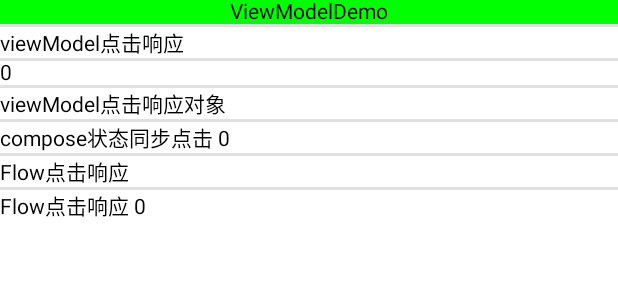
After one commit to monkeydone/ComposeSamples, an Android app built with Jetpack Compose: the @Preview function ViewModelDemo, on a phone screen of 412 x 824 dp. The commit adds this screen. Shown: the top 300 px of the screen. Run offline under Robolectric (Android 15) with nearby library versions, the phone set to English and light mode, and no system bars.

```diff
--- a/app/src/main/java/com/a/compose/RepoMenu.kt
+++ b/app/src/main/java/com/a/compose/RepoMenu.kt
@@ -29,7 +29,7 @@ class RepoMenuImpl:PepoMenu {
                     RoutePath.PATH_HOME
                 )
             })
-            add(Menu(RouteName.NAME_LIST, RoutePath.PATH_LIST, Icons.Filled.List) {
+            add(Menu("简单布局", RoutePath.PATH_LIST, Icons.Filled.List) {
                 LayoutCompose()
             })
             add(Menu(RouteName.NAME_NETWORK, RoutePath.PATH_NETWORK, Icons.Filled.Phone) {
@@ -55,12 +55,9 @@ class RepoMenuImpl:PepoMenu {
             add(Menu("绘制", RoutePath.PATH_DRAW, Icons.Filled.LocationOn) {
                 ShapeDemo()
             })
-            add(Menu("布局", RoutePath.PATH_LAYOUT, Icons.Filled.Place) {
-                LayoutCompose()
+            add(Menu("viewModel例子", RoutePath.PATH_LAYOUT, Icons.Filled.Place) {
+                ViewModelDemo()
             })
-//            add(Menu("数据库", RoutePath.PATH_DB, Icons.Filled.Build) {
-//                LayoutCompose()
-//            })
             add(Menu("Room", RoutePath.PATH_DB, Icons.Filled.Build) {
                 DbDemo()
             })
--- /dev/null
+++ b/app/src/main/java/com/a/compose/ViewModelDemo.kt
@@ -0,0 +1,83 @@
+package com.a.compose
+
+import androidx.compose.foundation.background
+import androidx.compose.foundation.clickable
+import androidx.compose.foundation.layout.Column
+import androidx.compose.foundation.layout.fillMaxWidth
+import androidx.compose.foundation.layout.height
+import androidx.compose.material.Divider
+import androidx.compose.material.Text
+import androidx.compose.runtime.*
+import androidx.compose.ui.Modifier
+import androidx.compose.ui.graphics.Color
+import androidx.compose.ui.text.style.TextAlign
+import androidx.compose.ui.tooling.preview.Preview
+import androidx.compose.ui.unit.dp
+import androidx.lifecycle.ViewModel
+import androidx.lifecycle.viewmodel.compose.viewModel
+import kotlinx.coroutines.flow.MutableStateFlow
+import kotlinx.coroutines.launch
+
+@Preview
+@Composable
+fun ViewModelDemo() {
+    val coroutineScope = rememberCoroutineScope()
+    val viewModel = viewModel(ComposeViewModel::class.java)
+    val viewState by viewModel.state.collectAsState()
+    var count by remember {
+        viewModel.count
+    }
+
+    var (composeState,stateSet) = remember {
+        viewModel.composeState
+    }
+
+    Column() {
+        var text by remember {
+            mutableStateOf("")
+        }
+        Text("ViewModelDemo",textAlign = TextAlign.Center, modifier = Modifier
+            .fillMaxWidth()
+            .background(Color.Green))
+        Divider(Modifier.height(2.dp))
+        Text("viewModel点击响应",modifier = Modifier.clickable {
+            count +=1
+        })
+        Divider(Modifier.height(2.dp))
+        Text("$count")
+        Divider(Modifier.height(2.dp))
+        Text("viewModel点击响应对象",modifier = Modifier.clickable {
+            stateSet(composeState.copy(count = composeState.count+1))
+        })
+        Divider(Modifier.height(2.dp))
+        Text("${composeState.name} ${composeState.count}")
+        Divider(Modifier.height(2.dp))
+        Text("Flow点击响应",modifier = Modifier.clickable {
+            viewState.count +=1
+        })
+        Divider(Modifier.height(2.dp))
+        Text(text = "${viewState.name} ${viewState.count}")
+
+
+
+    }
+}
+
+
+data class ComposeViewState(val name:String="",var count:Int = 0)
+
+class ComposeViewModel:ViewModel() {
+    val selected = MutableStateFlow("")
+    val list = ArrayList<String>().apply {
+        add("list1")
+    }
+    val category = MutableStateFlow(list)
+
+    var count = mutableStateOf(0)
+    var composeState = mutableStateOf(ComposeViewState(name="compose状态同步点击"))
+
+
+    val state = MutableStateFlow(ComposeViewState(name="Flow点击响应"))
+
+
+}
```
